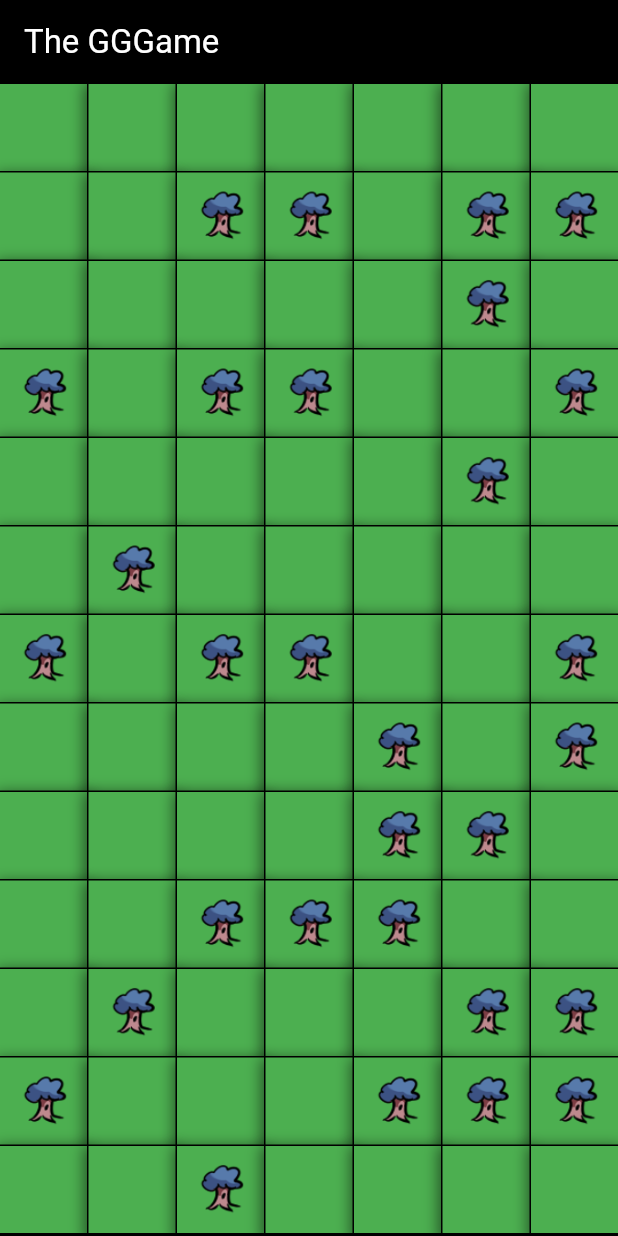
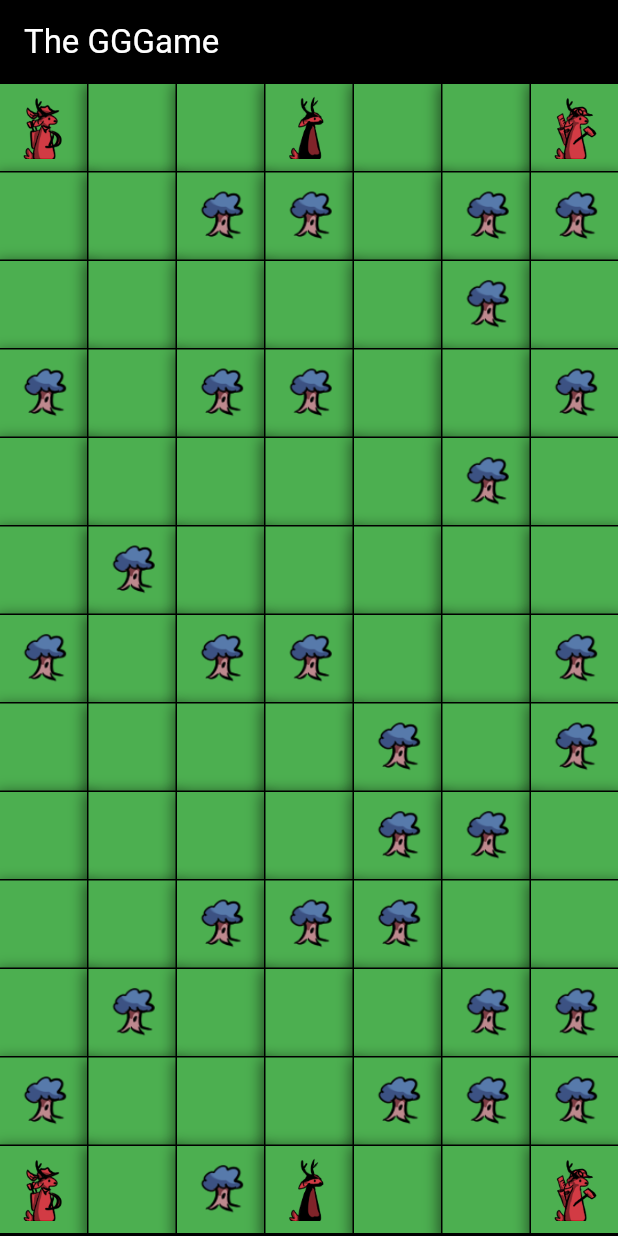
Before and after one commit to FRbrt/GGG2024_board_game, a Flutter app: the screen it shows after launch, on a phone screen of 412 x 824 dp. Run offline on Flutter 3.47's test engine with Material 3 defaults, Android fonts, the phone set to English and light mode, and no system bars.

Commit message:
show players

```diff
--- a/ggg_board_game/lib/views/board_tile.dart
+++ b/ggg_board_game/lib/views/board_tile.dart
@@ -50,7 +50,7 @@ class _BoardTileState extends State<BoardTile> {
         //currentPlayer.action(column, row, position)
         //player.takeResource
       },
-      child: (_placement is Obstacle) ? const Image(image: AssetImage('assets/obstacole/copac.png')) : Container()
+      child: icon()
       ),
     );
   }
```
Also changed, not shown: ggg_board_game/lib/views/board.dart (+7 -7 lines).
